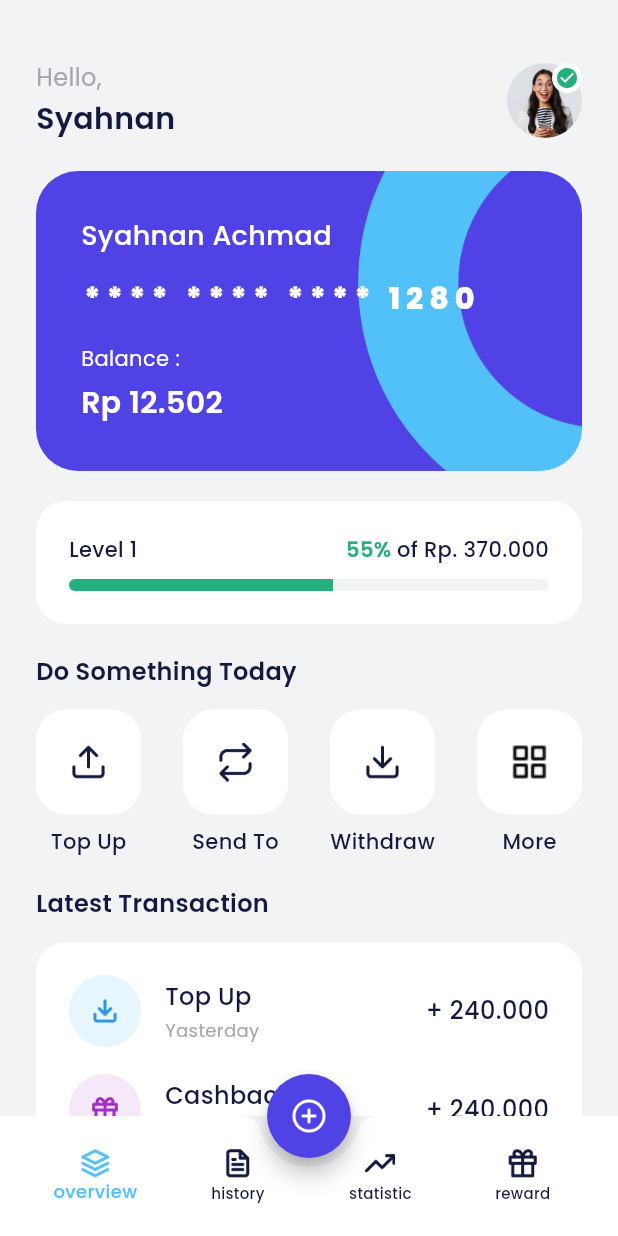
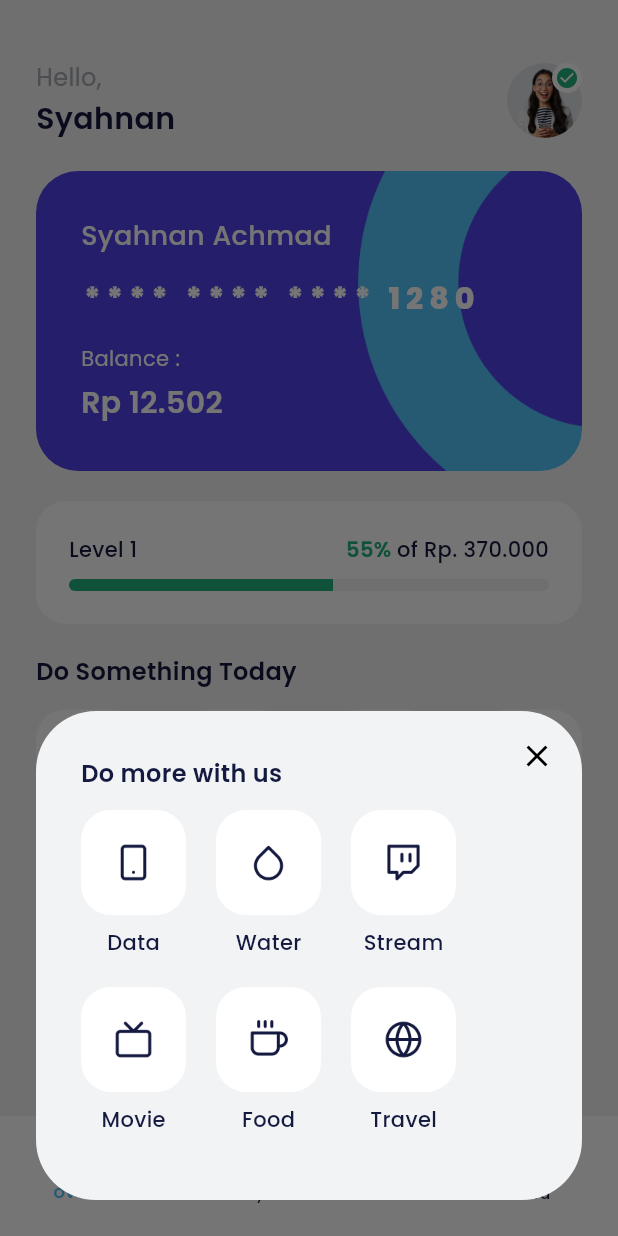
Before and after one commit to AdamNizam/My-E-Wallet, a Flutter app: the HomePage screen opened by its route, after a tap on "More", on a phone screen of 412 x 824 dp. Run offline on Flutter 3.47's test engine with Material 3 defaults, Android fonts, the phone set to English and light mode, and no system bars; our stand-ins replace carousel_slider, google_fonts.

Commit message:
Add Dialog

```diff
--- a/lib/ui/pages/home_page.dart
+++ b/lib/ui/pages/home_page.dart
@@ -1,4 +1,5 @@
 import 'package:bank_sha/shared/theme.dart';
+import 'package:bank_sha/ui/pages/more_dialog.dart';
 import 'package:bank_sha/ui/widgets/home_latest_transaction_item.dart';
 import 'package:bank_sha/ui/widgets/home_service_item.dart';
 import 'package:bank_sha/ui/widgets/home_tips_item.dart';
@@ -304,7 +305,12 @@ class HomePage extends StatelessWidget {
               HomeServiceItem(
                 iconUrl: 'assets/ic_more.png',
                 title: 'More',
-                onTap: () {},
+                onTap: () {
+                  showDialog(
+                    context: context,
+                    builder: (context) => const MoreDialog(),
+                  );
+                },
               ),
             ],
           )
--- /dev/null
+++ b/lib/ui/pages/more_dialog.dart
@@ -0,0 +1,102 @@
+import 'package:bank_sha/shared/theme.dart';
+import 'package:bank_sha/ui/widgets/home_service_item.dart';
+import 'package:flutter/material.dart';
+
+class MoreDialog extends StatelessWidget {
+  const MoreDialog({super.key});
+
+  @override
+  Widget build(BuildContext context) {
+    return AlertDialog(
+      backgroundColor: Colors.transparent,
+      insetPadding: EdgeInsets.zero,
+      alignment: Alignment.bottomCenter,
+      content: Stack(
+        // Menggunakan Stack untuk menempatkan ikon close di atas konten
+        children: [
+          Container(
+            height: 326,
+            width: MediaQuery.of(context).size.width,
+            padding: const EdgeInsets.symmetric(horizontal: 30, vertical: 30),
+            decoration: BoxDecoration(
+              color: lightBackgroundColor,
+              borderRadius: BorderRadius.circular(40),
+            ),
+            child: Column(
+              crossAxisAlignment: CrossAxisAlignment.start,
+              children: [
+                Text(
+                  'Do more with us',
+                  style: blackTextStyle.copyWith(
+                    fontSize: 16,
+                    fontWeight: semiBold,
+                  ),
+                ),
+                const SizedBox(height: 13),
+                Wrap(
+                  spacing: 20,
+                  runSpacing: 20,
+                  children: [
+                    HomeServiceItem(
+                      iconUrl: 'assets/ic_data.png',
+                      title: 'Data',
+                      onTap: () {},
+                    ),
+                    HomeServiceItem(
+                      iconUrl: 'assets/ic_water.png',
+                      title: 'Water',
+                      onTap: () {},
+                    ),
+                    HomeServiceItem(
+                      iconUrl: 'assets/ic_stream.png',
+                      title: 'Stream',
+                      onTap: () {},
+                    ),
+                    HomeServiceItem(
+                      iconUrl: 'assets/ic_movie.png',
+                      title: 'Movie',
+                      onTap: () {},
+                    ),
+                    HomeServiceItem(
+                      iconUrl: 'assets/ic_food.png',
+                      title: 'Food',
+                      onTap: () {},
+                    ),
+                    HomeServiceItem(
+                      iconUrl: 'assets/ic_travel.png',
+                      title: 'Travel',
+                      onTap: () {},
+                    ),
+                  ],
+                )
+              ],
+            ),
+          ),
+          Positioned(
+            top: 10,
+            right: 10,
+            child: GestureDetector(
+              // Menangani klik pada ikon close
+              onTap: () {
+                Navigator.of(context)
+                    .pop(); // Menutup dialog saat ikon close ditekan
+              },
+              child: Container(
+                padding: EdgeInsets.all(8),
+                decoration: BoxDecoration(
+                  shape: BoxShape.circle,
+                  color: lightBackgroundColor.withOpacity(
+                      0.3), // Memberikan latar belakang transparan untuk ikon close
+                ),
+                child: Icon(
+                  Icons.close,
+                  color: Colors.black, // Ikon close berwarna hitam
+                ),
+              ),
+            ),
+          ),
+        ],
+      ),
+    );
+  }
+}
```
